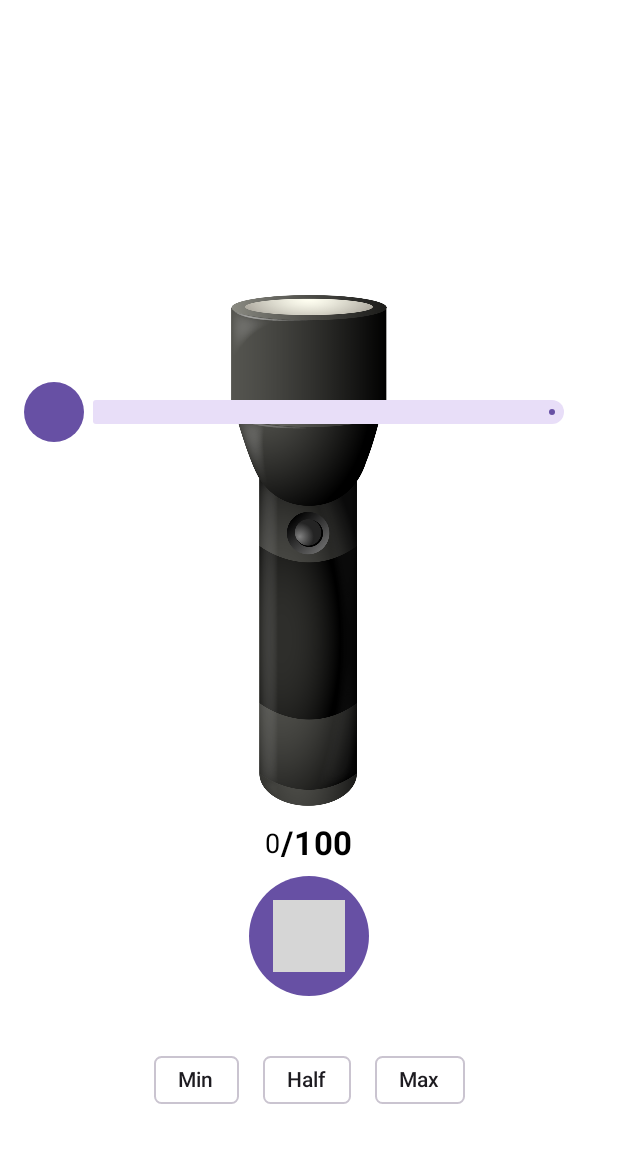
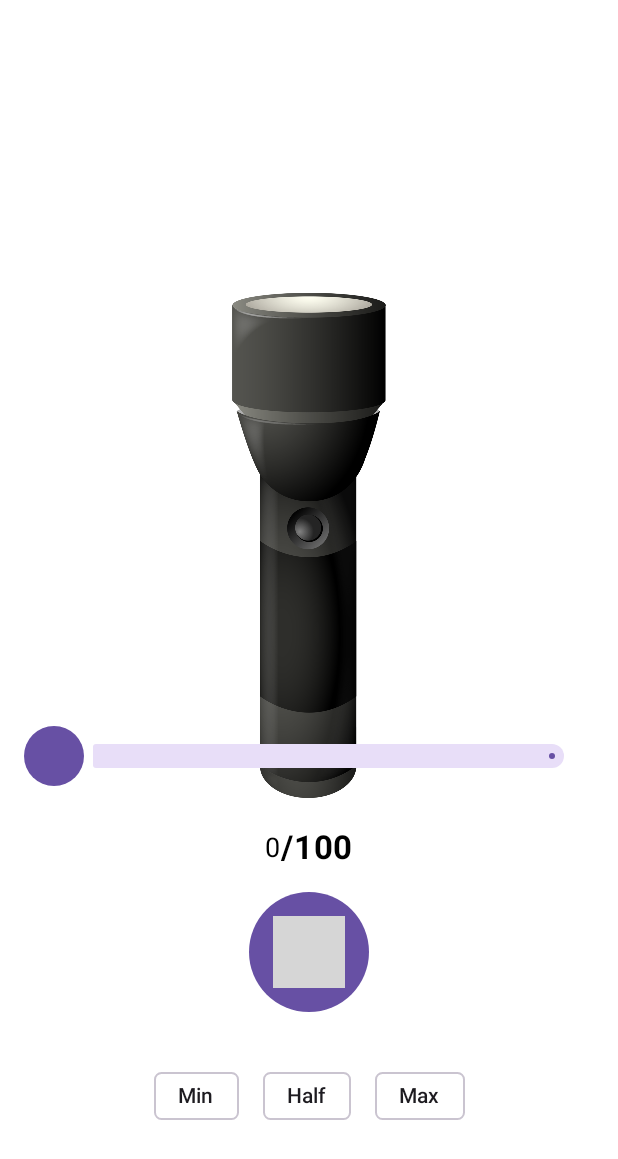
Before and after one commit to seve-andre/dimlight, an Android app built with Jetpack Compose: the composable HomeScreen shown on its own in the app's theme, on a phone screen of 412 x 824 dp. Shown: the top 1159 px of the screen. Run offline under Robolectric (Android 15) with nearby library versions, the phone set to English and light mode, and no system bars; our stand-ins replace Dagger/Hilt's generated code, accompanist; libraries missing offline, so code that uses them is left out: com.ramcosta.composedestinations, compose.icons, compose.icons.evaicons; 7 statements that could not run were skipped; grey boxes are pictures that could not be loaded.

Commit message:
adjust paddings

```diff
--- a/app/src/main/kotlin/com/mitch/dimlight/ui/screen/home/HomeScreen.kt
+++ b/app/src/main/kotlin/com/mitch/dimlight/ui/screen/home/HomeScreen.kt
@@ -50,7 +50,10 @@ fun HomeScreen(
     var brightnessLevel by rememberSaveable { mutableIntStateOf(0) }
     val isOn by remember { derivedStateOf { brightnessLevel != 0 } }
 
-    Column(modifier = modifier.fillMaxSize()) {
+    Column(
+        modifier = modifier.fillMaxSize(),
+        verticalArrangement = Arrangement.spacedBy(padding.small)
+    ) {
         // 1) flashlight image with slider
         Row(
             modifier = Modifier
@@ -68,7 +71,8 @@ fun HomeScreen(
                         } else {
                             onTurnOnFlashlight(brightnessLevel)
                         }
-                    }
+                    },
+                    modifier = Modifier.align(Alignment.BottomCenter)
                 )
             }
         }
@@ -83,7 +87,7 @@ fun HomeScreen(
                 horizontalArrangement = Arrangement.Center
             ) {
                 Column(
-                    verticalArrangement = Arrangement.spacedBy(padding.small),
+                    verticalArrangement = Arrangement.spacedBy(padding.medium),
                     horizontalAlignment = Alignment.CenterHorizontally
                 ) {
                     BrightnessTextFraction(brightnessLevel)
```
